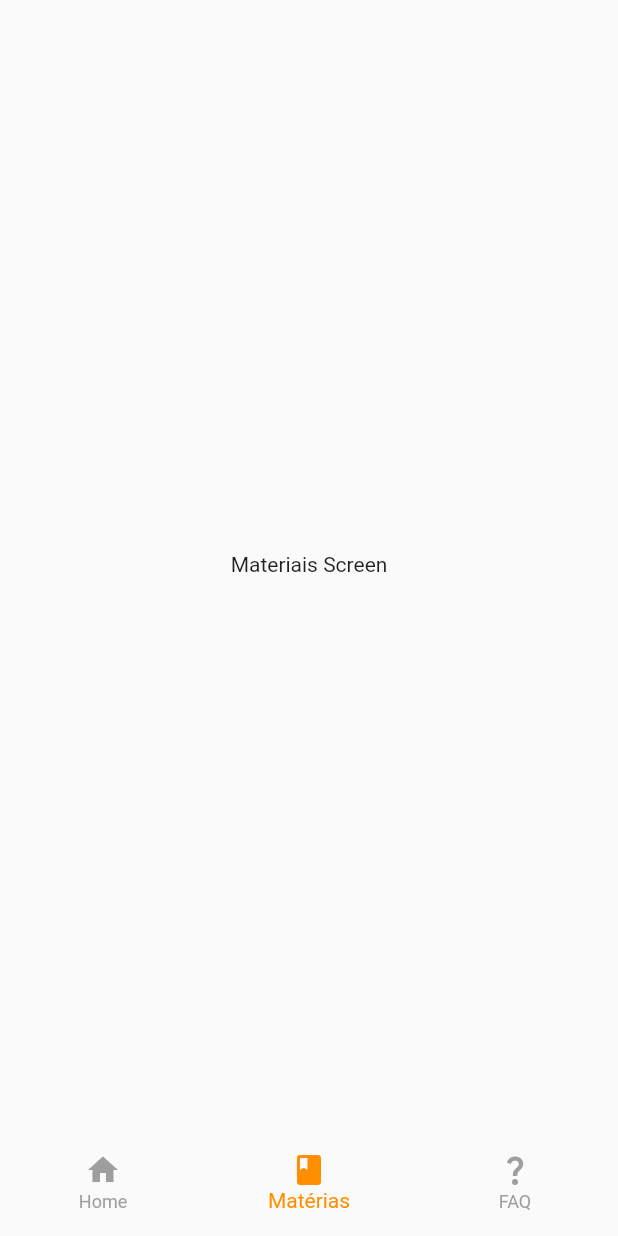
After one commit to Luiz166/etec_ds, a Flutter app: the MainScreen screen opened directly, item 2 of the bottom bar chosen, on a phone screen of 412 x 824 dp. The commit adds this screen. Run offline on Flutter 3.47's test engine with Material 2 defaults, Android fonts, the phone set to English and light mode, and no system bars; our stand-ins replace flutter_svg, font_awesome_flutter, google_fonts.

Commit message:
main screen, bottom navigation e animações de transição

```diff
--- /dev/null
+++ b/lib/screens/main_screen.dart
@@ -0,0 +1,58 @@
+import 'package:animations/animations.dart';
+import 'package:etec_ds/screens/faq_screen.dart';
+import 'package:etec_ds/screens/home_screen.dart';
+import 'package:etec_ds/screens/materias_screen.dart';
+import 'package:flutter/material.dart';
+
+class MainScreen extends StatefulWidget {
+  const MainScreen({super.key});
+
+  @override
+  State<MainScreen> createState() => _MainScreenState();
+}
+
+class _MainScreenState extends State<MainScreen> {
+  int _selectedIndex = 0;
+
+  static const List<Widget> _pages = <Widget>[
+    HomeScreen(),
+    MateriasScreen(),
+    FAQScreen()
+  ];
+
+  void _onItemTapped(index) {
+    setState(() {
+      _selectedIndex = index;
+    });
+  }
+
+  @override
+  Widget build(BuildContext context) {
+    return Scaffold(
+      body: PageTransitionSwitcher(
+          transitionBuilder: (child, primaryAnimation, secondaryAnimation) =>
+              FadeThroughTransition(
+                  animation: primaryAnimation,
+                  secondaryAnimation: secondaryAnimation,
+                  child: child),
+          child: _pages.elementAt(_selectedIndex)),
+      bottomNavigationBar: Container(
+        padding: const EdgeInsets.symmetric(vertical: 8),
+        child: BottomNavigationBar(
+            elevation: 0,
+            onTap: _onItemTapped,
+            currentIndex: _selectedIndex,
+            type: BottomNavigationBarType.fixed,
+            selectedItemColor: Colors.amber[800],
+            unselectedItemColor: Colors.grey[500],
+            items: const <BottomNavigationBarItem>[
+              BottomNavigationBarItem(icon: Icon(Icons.home), label: 'Home'),
+              BottomNavigationBarItem(
+                  icon: Icon(Icons.book), label: 'Matérias'),
+              BottomNavigationBarItem(
+                  icon: Icon(Icons.question_mark), label: 'FAQ')
+            ]),
+      ),
+    );
+  }
+}
--- /dev/null
+++ b/lib/screens/materias_screen.dart
@@ -0,0 +1,13 @@
+import 'package:flutter/material.dart';
+
+class MateriasScreen extends StatelessWidget {
+  const MateriasScreen({super.key});
+
+  @override
+  Widget build(BuildContext context) {
+    return const Scaffold(
+        body: Center(
+      child: Text('Materiais Screen'),
+    ));
+  }
+}
--- a/pubspec.yaml
+++ b/pubspec.yaml
@@ -39,6 +39,7 @@ dependencies:
   flutter_svg: ^1.1.5
   google_fonts: ^3.0.1
   font_awesome_flutter: ^10.2.1
+  animations: ^2.0.5
 
 dev_dependencies:
   flutter_test:
```
Also changed, not shown: lib/screens/faq_screen.dart (added, +13 -0 lines), lib/screens/home_screen.dart (added, +13 -0 lines), lib/widgets/register_widget.dart (+7 -0 lines), pubspec.lock.
